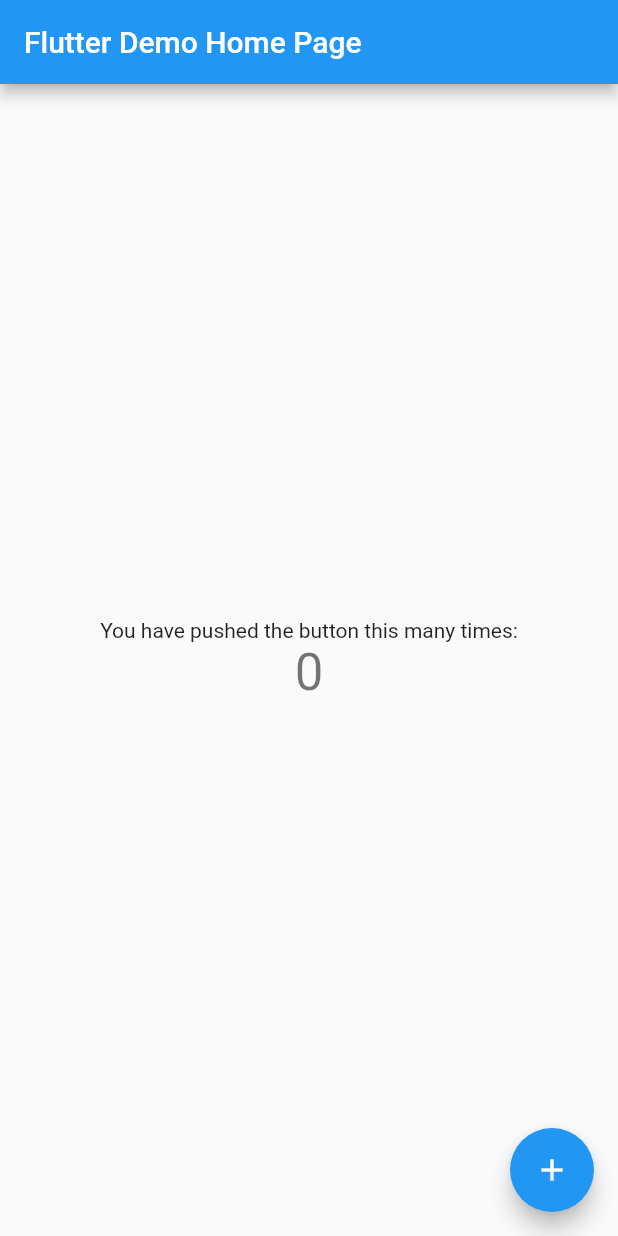
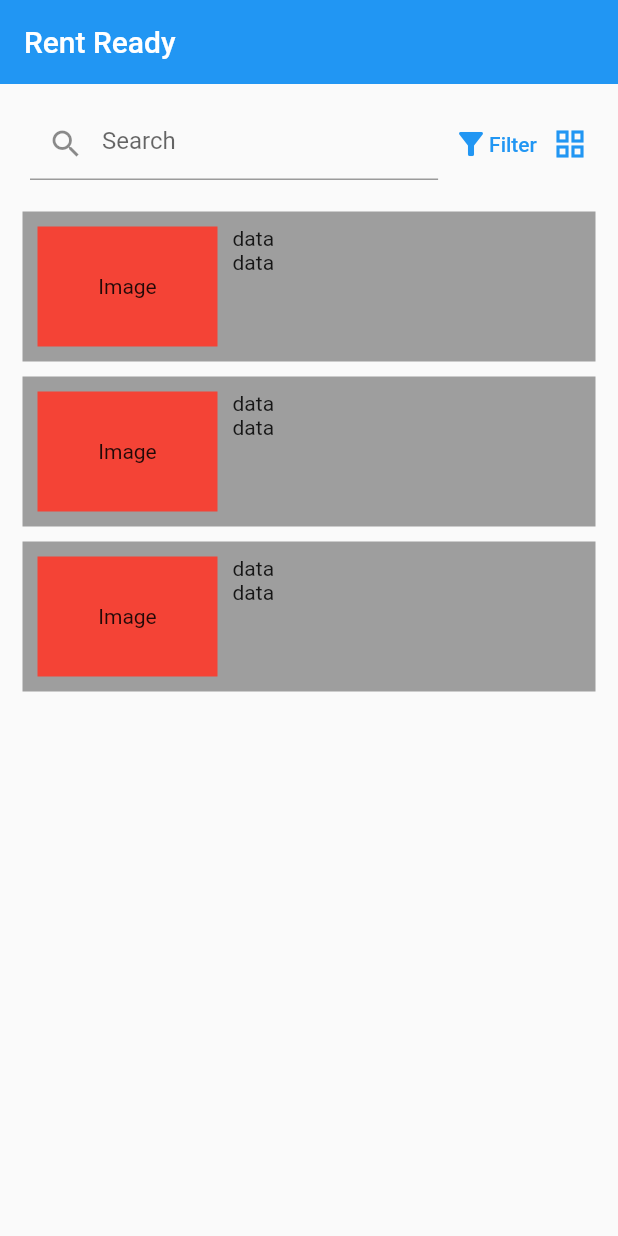
Before and after one commit to jabransiddiqui/RentReady-Flutter, a Flutter app: the screen it shows after launch, on a phone screen of 412 x 824 dp. Run offline on Flutter 3.47's test engine with Material 2 defaults, Android fonts, the phone set to English and light mode, and no system bars.

Commit message:
Design pattren and home page design

```diff
--- /dev/null
+++ b/lib/business_logic/business_logic.dart
@@ -0,0 +1 @@
+export 'cubits/cubits.dart';
--- /dev/null
+++ b/lib/data/data.dart
@@ -0,0 +1,2 @@
+export 'model/model.dart';
+export 'providers/providers.dart';
--- a/lib/main.dart
+++ b/lib/main.dart
@@ -1,4 +1,6 @@
 import 'package:flutter/material.dart';
+
+import 'presentation/presentation.dart';
 
 void main() {
   runApp(const MyApp());
@@ -11,105 +13,12 @@ class MyApp extends StatelessWidget {
   @override
   Widget build(BuildContext context) {
     return MaterialApp(
-      title: 'Flutter Demo',
+      title: 'Rent Ready',
+      debugShowCheckedModeBanner: false,
       theme: ThemeData(
-        // This is the theme of your application.
-        //
-        // Try running your application with "flutter run". You'll see the
-        // application has a blue toolbar. Then, without quitting the app, try
-        // changing the primarySwatch below to Colors.green and then invoke
-        // "hot reload" (press "r" in the console where you ran "flutter run",
-        // or simply save your changes to "hot reload" in a Flutter IDE).
-        // Notice that the counter didn't reset back to zero; the application
-        // is not restarted.
         primarySwatch: Colors.blue,
       ),
-      home: const MyHomePage(title: 'Flutter Demo Home Page'),
+      home: const HomeScreen(title: 'Rent Ready'),
     );
   }
 }
-
-class MyHomePage extends StatefulWidget {
-  const MyHomePage({super.key, required this.title});
-
-  // This widget is the home page of your application. It is stateful, meaning
-  // that it has a State object (defined below) that contains fields that affect
-  // how it looks.
-
-  // This class is the configuration for the state. It holds the values (in this
-  // case the title) provided by the parent (in this case the App widget) and
-  // used by the build method of the State. Fields in a Widget subclass are
-  // always marked "final".
-
-  final String title;
-
-  @override
-  State<MyHomePage> createState() => _MyHomePageState();
-}
-
-class _MyHomePageState extends State<MyHomePage> {
-  int _counter = 0;
-
-  void _incrementCounter() {
-    setState(() {
-      // This call to setState tells the Flutter framework that something has
-      // changed in this State, which causes it to rerun the build method below
-      // so that the display can reflect the updated values. If we changed
-      // _counter without calling setState(), then the build method would not be
-      // called again, and so nothing would appear to happen.
-      _counter++;
-    });
-  }
-
-  @override
-  Widget build(BuildContext context) {
-    // This method is rerun every time setState is called, for instance as done
-    // by the _incrementCounter method above.
-    //
-    // The Flutter framework has been optimized to make rerunning build methods
-    // fast, so that you can just rebuild anything that needs updating rather
-    // than having to individually change instances of widgets.
-    return Scaffold(
-      appBar: AppBar(
-        // Here we take the value from the MyHomePage object that was created by
-        // the App.build method, and use it to set our appbar title.
-        title: Text(widget.title),
-      ),
-      body: Center(
-        // Center is a layout widget. It takes a single child and positions it
-        // in the middle of the parent.
-        child: Column(
-          // Column is also a layout widget. It takes a list of children and
-          // arranges them vertically. By default, it sizes itself to fit its
-          // children horizontally, and tries to be as tall as its parent.
-          //
-          // Invoke "debug painting" (press "p" in the console, choose the
-          // "Toggle Debug Paint" action from the Flutter Inspector in Android
-          // Studio, or the "Toggle Debug Paint" command in Visual Studio Code)
-          // to see the wireframe for each widget.
-          //
-          // Column has various properties to control how it sizes itself and
-          // how it positions its children. Here we use mainAxisAlignment to
-          // center the children vertically; the main axis here is the vertical
-          // axis because Columns are vertical (the cross axis would be
-          // horizontal).
-          mainAxisAlignment: MainAxisAlignment.center,
-          children: <Widget>[
-            const Text(
-              'You have pushed the button this many times:',
-            ),
-            Text(
-              '$_counter',
-              style: Theme.of(context).textTheme.headline4,
-            ),
-          ],
-        ),
-      ),
-      floatingActionButton: FloatingActionButton(
-        onPressed: _incrementCounter,
-        tooltip: 'Increment',
-        child: const Icon(Icons.add),
-      ), // This trailing comma makes auto-formatting nicer for build methods.
-    );
-  }
-}
--- /dev/null
+++ b/lib/presentation/app/app.dart
@@ -0,0 +1 @@
+export 'pages/pages.dart';
--- /dev/null
+++ b/lib/presentation/app/pages/home/home.dart
@@ -0,0 +1 @@
+export 'views/home.screen.dart';
--- /dev/null
+++ b/lib/presentation/app/pages/home/views/home.screen.dart
@@ -0,0 +1,83 @@
+import 'package:flutter/material.dart';
+import 'package:taskapp/presentation/presentation.dart';
+
+class HomeScreen extends StatefulWidget {
+  const HomeScreen({super.key, required this.title});
+
+  final String title;
+
+  @override
+  State<HomeScreen> createState() => _HomeScreenState();
+}
+
+class _HomeScreenState extends State<HomeScreen> {
+  @override
+  Widget build(BuildContext context) {
+    return Scaffold(
+      appBar: AppBar(
+        shadowColor: Colors.transparent,
+        title: Text(widget.title),
+      ),
+      body: Container(
+        margin: const EdgeInsets.all(10),
+        child: Column(
+          children: [
+            Container(
+              margin: const EdgeInsets.only(left: 10, right: 10),
+              height: 60,
+              child: Row(
+                children: [
+                  const Expanded(
+                      child: TextField(
+                    decoration: InputDecoration(
+                      prefixIcon: Icon(Icons.search),
+                      hintText: 'Search',
+                    ),
+                  )),
+                  const SizedBox(
+                    width: 10,
+                  ),
+                  TextButton(
+                    style: TextButton.styleFrom(
+                      minimumSize: Size.zero,
+                      padding: EdgeInsets.zero,
+                      tapTargetSize: MaterialTapTargetSize.shrinkWrap,
+                    ),
+                    child: Row(children: const [
+                      Icon(Icons.filter_alt),
+                      Text("Filter")
+                    ]),
+                    onPressed: () {},
+                  ),
+                  const SizedBox(
+                    width: 10,
+                  ),
+                  TextButton(
+                    style: TextButton.styleFrom(
+                      minimumSize: Size.zero,
+                      padding: EdgeInsets.zero,
+                      tapTargetSize: MaterialTapTargetSize.shrinkWrap,
+                    ),
+                    child: const Icon(Icons.grid_view),
+                    onPressed: () {},
+                  )
+                ],
+              ),
+            ),
+            const SizedBox(
+              height: 10,
+            ),
+            Expanded(
+                child: ListView(
+              children: const [
+                AccountListRowWidget(),
+                AccountListRowWidget(),
+                AccountListRowWidget()
+              ],
+            ))
+          ],
+        ),
+      ),
+    );
+  }
+}
--- /dev/null
+++ b/lib/presentation/app/pages/pages.dart
@@ -0,0 +1 @@
+export 'home/home.dart';
--- /dev/null
+++ b/lib/presentation/presentation.dart
@@ -0,0 +1,2 @@
+export 'app/app.dart';
+export 'widgets/widget.dart';
--- /dev/null
+++ b/lib/presentation/widgets/account_list_row/account_list_row.widget.dart
@@ -0,0 +1,39 @@
+import 'package:flutter/material.dart';
+
+class AccountListRowWidget extends StatelessWidget {
+  const AccountListRowWidget({super.key});
+
+  @override
+  Widget build(BuildContext context) {
+    return Container(
+      margin: const EdgeInsets.all(5),
+      padding: const EdgeInsets.all(10),
+      color: Colors.grey,
+      child: Row(
+        children: [
+          Container(
+            color: Colors.red,
+            width: 120,
+            height: 80,
+            child: const Center(child: Text("Image")),
+          ),
+          Container(
+            height: 80,
+            alignment: Alignment.topLeft,
+            margin: const EdgeInsets.only(left: 10),
+            child: Column(
+              children: [
+                Row(
+                  children: const [Text("data")],
+                ),
+                Row(
+                  children: const [Text("data")],
+                ),
+              ],
+            ),
+          )
+        ],
+      ),
+    );
+  }
+}
--- /dev/null
+++ b/lib/presentation/widgets/widget.dart
@@ -0,0 +1 @@
+export 'account_list_row/account_list_row.widget.dart';
```
Also changed, not shown: lib/business_logic/cubits/cubits.dart (added), lib/data/model/model.dart (added), lib/data/providers/providers.dart (added), lib/utils/utils.dart (added).
